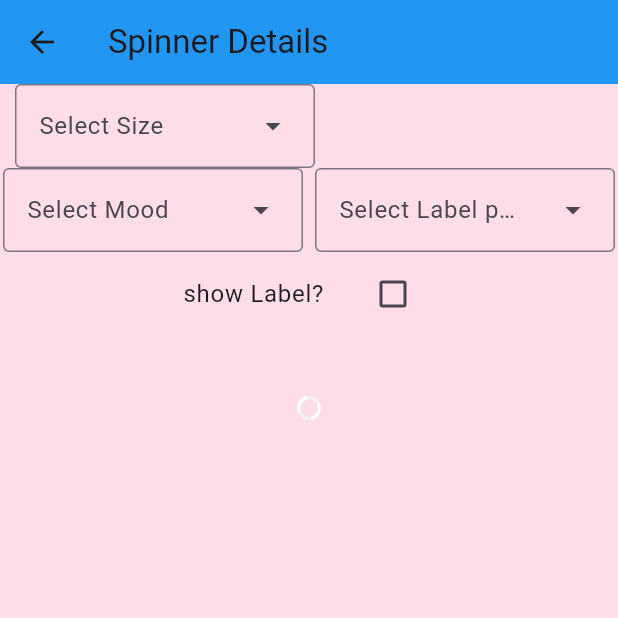
After one commit to githimank/BLADE-DESIGN-SYSTEM, a Flutter app: the SpinnerDetails screen opened by its route, on a phone screen of 412 x 824 dp, the top half of it. The commit adds this screen. Run offline on Flutter 3.47's test engine with Material 3 defaults, Android fonts, the phone set to English and light mode, and no system bars.

Commit message:
spinner component added

```diff
--- /dev/null
+++ b/example/lib/components/spinner_details.dart
@@ -0,0 +1,107 @@
+import 'package:blade_design_system/components/spinner/bp_spinner.dart';
+import 'package:blade_design_system/theme/theme_extensions.dart';
+import 'package:blade_design_system/theme/tokens/spacing.dart';
+import 'package:flutter/material.dart';
+
+class SpinnerDetails extends StatefulWidget {
+  const SpinnerDetails({super.key});
+
+  @override
+  State<SpinnerDetails> createState() => _SpinnerDetailsState();
+}
+
+class _SpinnerDetailsState extends State<SpinnerDetails> {
+  SpinnerSize size = SpinnerSize.MEDIUM;
+  bool showLabel = false;
+  SpinnerMood mood = SpinnerMood.WHITE;
+  LabelPosition labelPosition = LabelPosition.RIGHT;
+  List<String> tags = [];
+  final TextEditingController _tagController = TextEditingController();
+
+  @override
+  Widget build(BuildContext context) {
+    return Scaffold(
+        appBar: AppBar(
+          backgroundColor: Colors.blue,
+          title: const Text('Spinner Details'),
+        ),
+        backgroundColor: Colors.pink.withOpacity(0.15),
+        body: SingleChildScrollView(
+          child: Column(
+            crossAxisAlignment: CrossAxisAlignment.center,
+            children: [
+              Wrap(
+                children: [
+                  Spacings.spacing3.wBox,
+                  DropdownMenu(
+                    dropdownMenuEntries: SpinnerSize.values
+                        .map((it) =>
+                            DropdownMenuEntry(value: it, label: it.name))
+                        .toList(),
+                    width: 200,
+                    hintText: "Select Size",
+                    onSelected: (selectedSize) {
+                      setState(() {
+                        size = selectedSize ?? SpinnerSize.MEDIUM;
+                      });
+                    },
+                  ),
+                  Spacings.spacing3.wBox,
+                  DropdownMenu(
+                    dropdownMenuEntries: SpinnerMood.values
+                        .map((it) =>
+                            DropdownMenuEntry(value: it, label: it.name))
+                        .toList(),
+                    width: 200,
+                    hintText: "Select Mood",
+                    onSelected: (selectedMood) {
+                      setState(() {
+                        mood = selectedMood ?? SpinnerMood.WHITE;
+                      });
+                    },
+                  ),
+                  Spacings.spacing3.wBox,
+                  DropdownMenu(
+                    dropdownMenuEntries: LabelPosition.values
+                        .map((it) =>
+                            DropdownMenuEntry(value: it, label: it.name))
+                        .toList(),
+                    width: 200,
+                    hintText: "Select Label position",
+                    onSelected: (selectedPosition) {
+                      setState(() {
+                        labelPosition = selectedPosition ?? LabelPosition.RIGHT;
+                      });
+                    },
+                  ),
+                ],
+              ),
+              SizedBox(
+                width: 200,
+                child: CheckboxListTile(
+                  value: showLabel,
+                  onChanged: (selected) {
+                    setState(() {
+                      showLabel = selected ?? false;
+                    });
+                  },
+                  title: const Text("show Label?"),
+                ),
+              ),
+              const SizedBox(
+                height: 40,
+              ),
+              BpSpinner(
+                size: size,
+                mood: mood,
+                label: showLabel ? "Loading..." : null,
+                labelPosition: labelPosition,
+              ),
+              const SizedBox(
+                height: 40,
+              ),
+            ],
+          ),
+        ));
+  }
+}
--- a/example/lib/components_screen.dart
+++ b/example/lib/components_screen.dart
@@ -26,6 +26,15 @@ class ComponentsScreen extends StatelessWidget {
                 ),
               ),
               const SizedBox(height: 20),
+              ElevatedButton(
+                onPressed: () {
+                  Navigator.pushNamed(context, '/spinner');
+                },
+                child: const Text(
+                  'Spinner',
+                ),
+              ),
+              const SizedBox(height: 20),
             ],
           ),
         ),
--- a/example/lib/main.dart
+++ b/example/lib/main.dart
@@ -2,6 +2,7 @@ import 'package:blade_design_system/theme/blade_theme.dart';
 import 'package:blade_design_system/theme/colors/light_color_theme_impl.dart';
 import 'package:flutter/material.dart';
 
+import 'components/spinner_details.dart';
 import 'components_screen.dart';
 
 void main() {
@@ -19,6 +20,7 @@ class MyApp extends StatelessWidget {
       initialRoute: '/',
       routes: {
         '/': (context) => const ComponentsScreen(),
+        '/spinner': (context) => const SpinnerDetails(),
       },
       themeMode: ThemeMode.system,
       theme: ThemeData(
```
Also changed, not shown: lib/components/radio/bp_radio_group.dart (+5 -4 lines).
